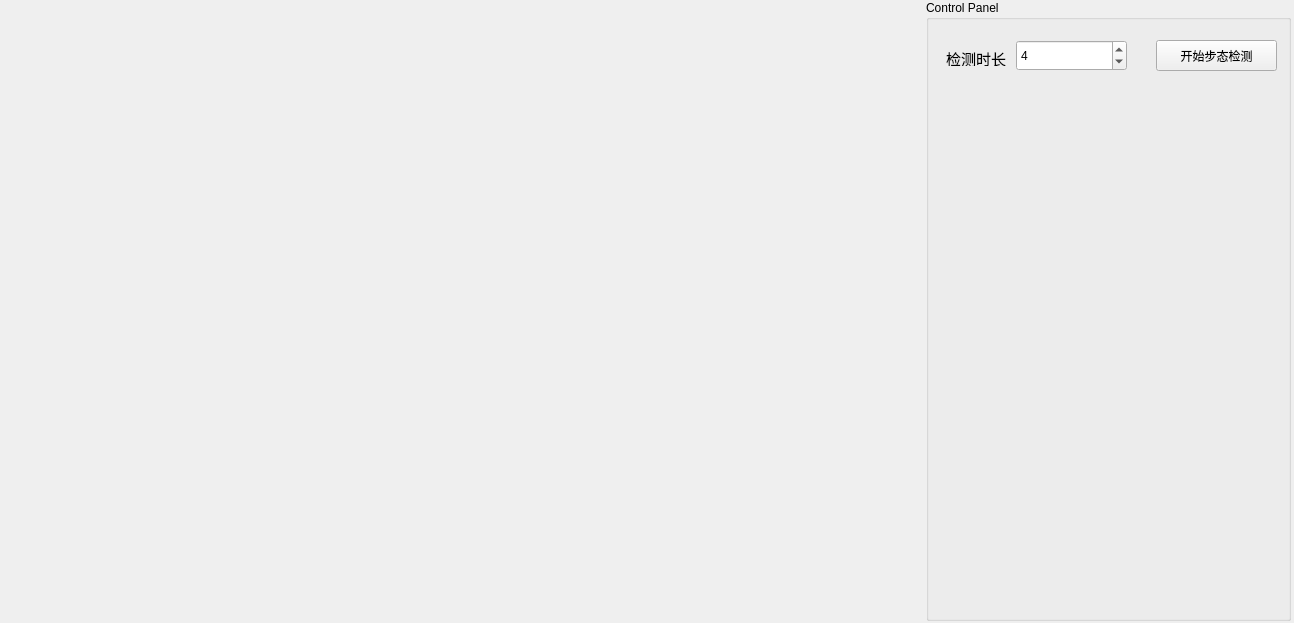
First picture: the form in mainWindow.ui, repository spianmo/GaitStudio, before the edit.
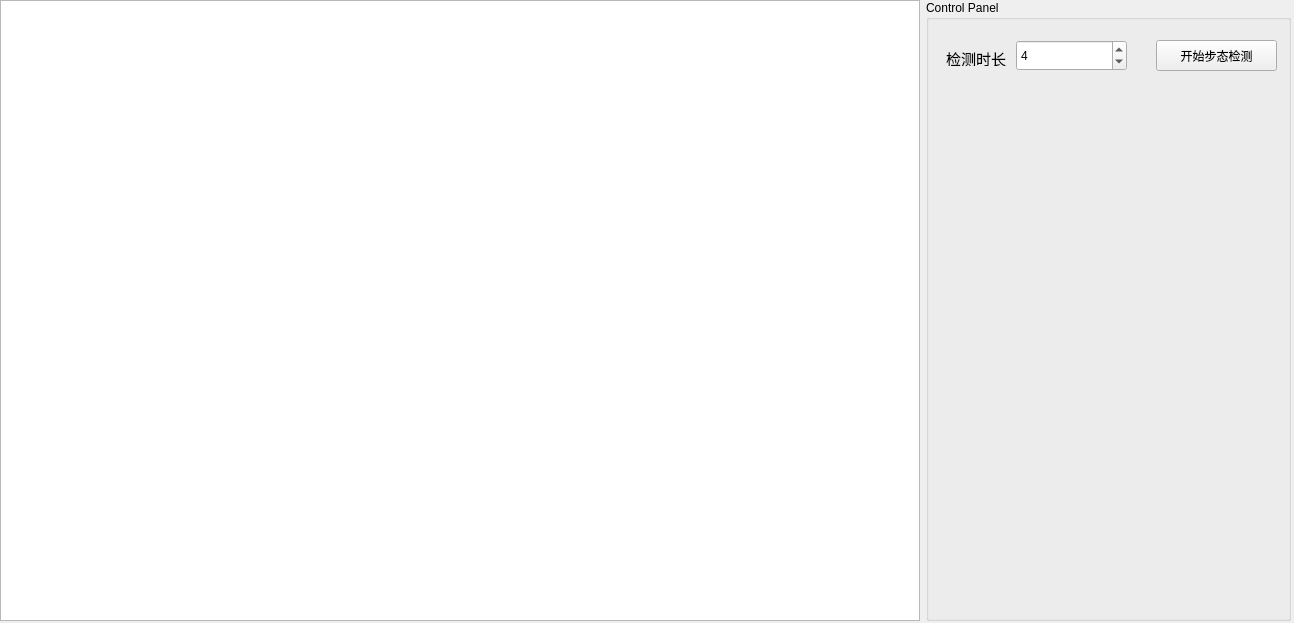
Second picture: the form after the edit.

Commit message: feat: QGraphicsView优化实时图像帧的显示速率

The edit to the form file:
```diff
--- a/mainWindow.ui
+++ b/mainWindow.ui
@@ -28,7 +28,7 @@
     </property>
     <layout class="QHBoxLayout" name="rootContainer">
      <item>
-      <widget class="QLabel" name="cameraView">
+      <widget class="QGraphicsView" name="cameraView">
        <property name="minimumSize">
         <size>
          <width>920</width>
@@ -41,9 +41,6 @@
          <height>16777215</height>
         </size>
        </property>
-       <property name="text">
-        <string/>
-       </property>
       </widget>
      </item>
      <item>
```
The commit also changes 2 other files.
